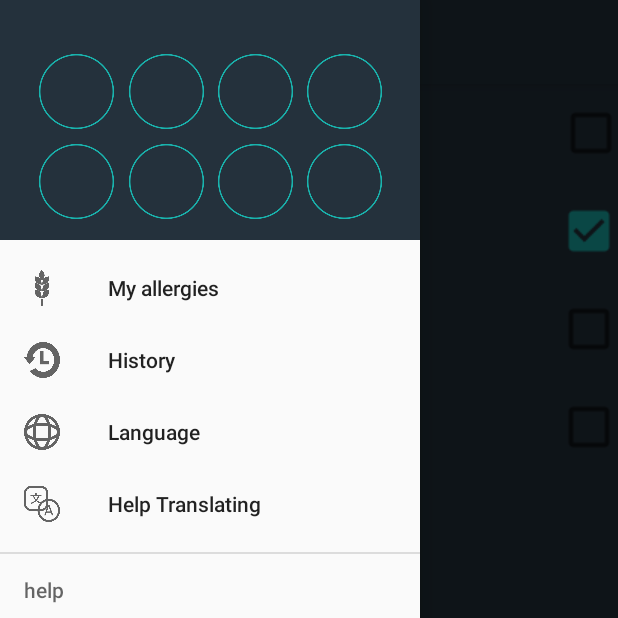
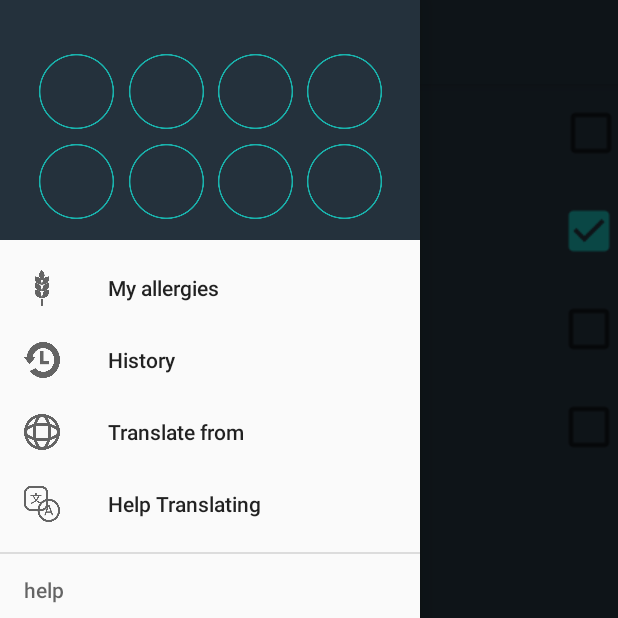
Before and after one commit to Enathen/AllergyChecker, an Android app: the fragment SettingsFragment placed in its activity, with the side drawer open, on a phone screen of 412 x 824 dp, the top half of it. Run offline under Robolectric (Android 15) with nearby library versions, the phone set to English and light mode, and no system bars; our stand-ins replace AdMob; libraries missing offline, so code that uses them is left out: com.github.clans.fab; plain views replace FloatingActionButton, FloatingActionMenu; 8 statements that could not run were skipped.

Commit message:
refactor languageAccepted

```diff
--- /dev/null
+++ b/app/src/main/java/creativeendlessgrowingceg/allergychecker/LanguagesAccepted.java
@@ -0,0 +1,36 @@
+package creativeendlessgrowingceg.allergychecker;
+
+import java.util.ArrayList;
+import java.util.Locale;
+
+/**
+ * Created by Enathen on 2018-01-12.
+ */
+
+public class LanguagesAccepted {
+    private static final LanguagesAccepted ourInstance = new LanguagesAccepted();
+
+    public static LanguagesAccepted getInstance() {
+        return ourInstance;
+    }
+    public ArrayList<Locale> getLanguages(){
+        ArrayList<Locale> arrayList = new ArrayList<>();
+        arrayList.add(new Locale("sv"));
+        arrayList.add(new Locale("en"));
+        arrayList.add(new Locale("es"));
+        return arrayList;
+    }
+    public int getFlag(String langCode) {
+        if (langCode.equals("sv")) {
+            return R.drawable.se;
+        }
+        if (langCode.equals("en")) {
+            return R.drawable.gb;
+        }
+        if (langCode.equals("es")) {
+            return R.drawable.es;
+        }
+        return 0;
+
+    }
+}
--- a/app/src/main/java/creativeendlessgrowingceg/allergychecker/StartPage.java
+++ b/app/src/main/java/creativeendlessgrowingceg/allergychecker/StartPage.java
@@ -698,7 +698,7 @@ public class StartPage extends AppCompatActivity
             for (final AllAllergiesForEachInteger allergiesForEachInteger : allAllergiesForEachInteger) {
                 LayoutInflater inflater = (LayoutInflater) getSystemService(Context.LAYOUT_INFLATER_SERVICE);
                 LinearLayout newlinearLayout = (LinearLayout) inflater.inflate(R.layout.linlayoutstartpagevertical, null);
-                ((ImageView) newlinearLayout.findViewById(R.id.imageViewHorStartPage)).setImageResource(helpCalcAllergy.getFlag(allergiesForEachInteger.getLanguage()));
+                ((ImageView) newlinearLayout.findViewById(R.id.imageViewHorStartPage)).setImageResource(LanguagesAccepted.getInstance().getFlag(allergiesForEachInteger.getLanguage()));
                 ((TextView) newlinearLayout.findViewById(R.id.textViewAllergy)).setText(helpCalcAllergy.cutFirstWord(getString(allergiesForEachInteger.getId())).concat(": " + allergiesForEachInteger.getNameOfIngredient()));
                 ((TextView) newlinearLayout.findViewById(R.id.textViewFoundFromWord)).setText(allergiesForEachInteger.getNameOfWordFound());
                 if (!linearLayoutHashMap.containsKey(allergiesForEachInteger.getMotherLanguage())) {
--- a/app/src/main/res/menu/activity_start_page_drawer.xml
+++ b/app/src/main/res/menu/activity_start_page_drawer.xml
@@ -19,7 +19,7 @@
         <item
             android:id="@+id/languageMenu"
             android:icon="@drawable/language"
-            android:title="@string/language" />
+            android:title="@string/translatedFrom" />
 
         <item
             android:id="@+id/translate"
--- a/app/src/main/res/values/strings.xml
+++ b/app/src/main/res/values/strings.xml
@@ -312,7 +312,7 @@
     <string name="licence">All of which is under Apache License version 2.0 may be optained at: http://www.apache.org/licenses/LICENSE-2.0</string>
     <string name="googleCamera">Google Vision API - The Android Open Source Project</string>
     <string name="googleAdMob">Google, Inc. Google AdMob</string>
-    <string name="translatedFrom">Translated from</string>
+    <string name="translatedFrom">Translate from</string>
     <string name="nameIfyouWantToBeInHelperList">Name if you want to be in helper list</string>
     <string name="uncheckAll">Uncheck all</string>
     <string name="checkAll">Check all</string>
```
Also changed, not shown: app/src/main/java/creativeendlessgrowingceg/allergychecker/HelpCalcAllergy.java (+0 -12 lines), app/src/main/java/creativeendlessgrowingceg/allergychecker/SettingsFragment.java (+9 -14 lines), 1 other file.
